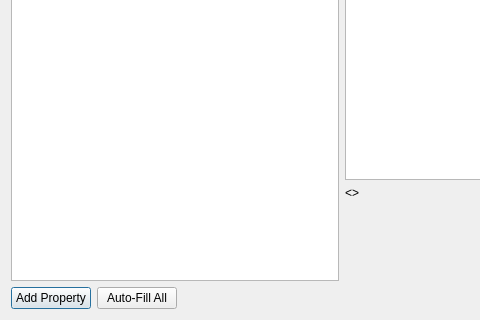
This is native/src/DovahKit/widgets/widget-dialogs/DKScriptObjectDialog.ui in DavidJCobb/DovahKit as Qt 5 draws it before an edit; both pictures show x 0 to 480 and y 199 to 519 of the 784 by 519 pixel window. The edited form follows.
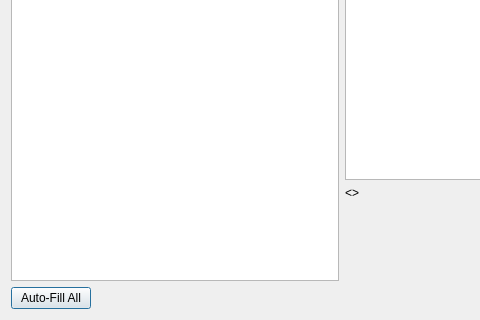
This is the edited form. Custom widgets are drawn as their Qt base class.

Commit message: Started work on DKBoundScript(List)Model

```diff
--- a/native/src/DovahKit/widgets/widget-dialogs/DKScriptObjectDialog.ui
+++ b/native/src/DovahKit/widgets/widget-dialogs/DKScriptObjectDialog.ui
@@ -43,13 +43,6 @@
      </item>
      <item>
       <layout class="QHBoxLayout" name="horizontalLayout_2">
-       <item>
-        <widget class="QPushButton" name="buttonAddProperty">
-         <property name="text">
-          <string>Add Property</string>
-         </property>
-        </widget>
-       </item>
        <item>
         <widget class="QPushButton" name="buttonAutoFillAll">
          <property name="text">
```
Left out of the diff: 1 changed line with no effect on the pictures. The commit also changes 17 other files.
